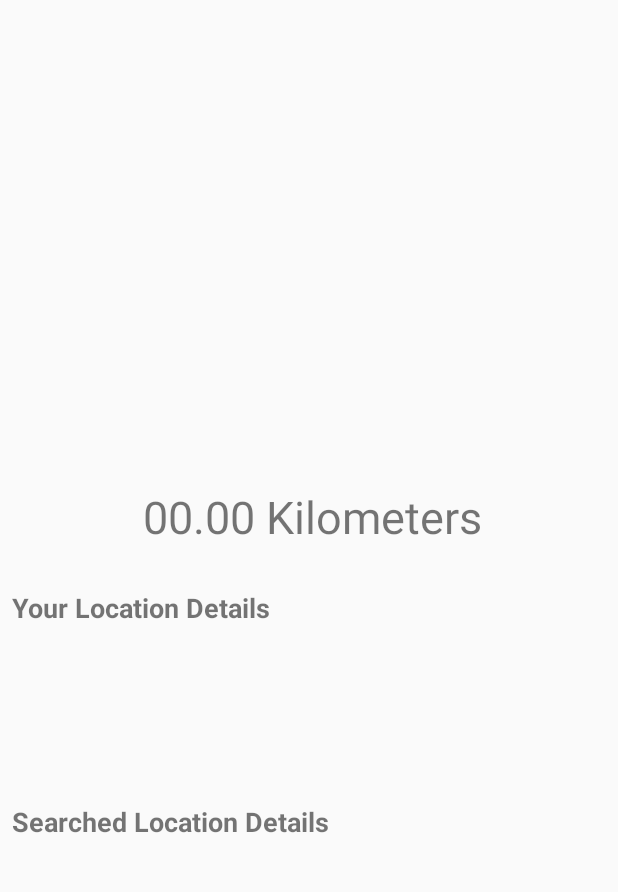
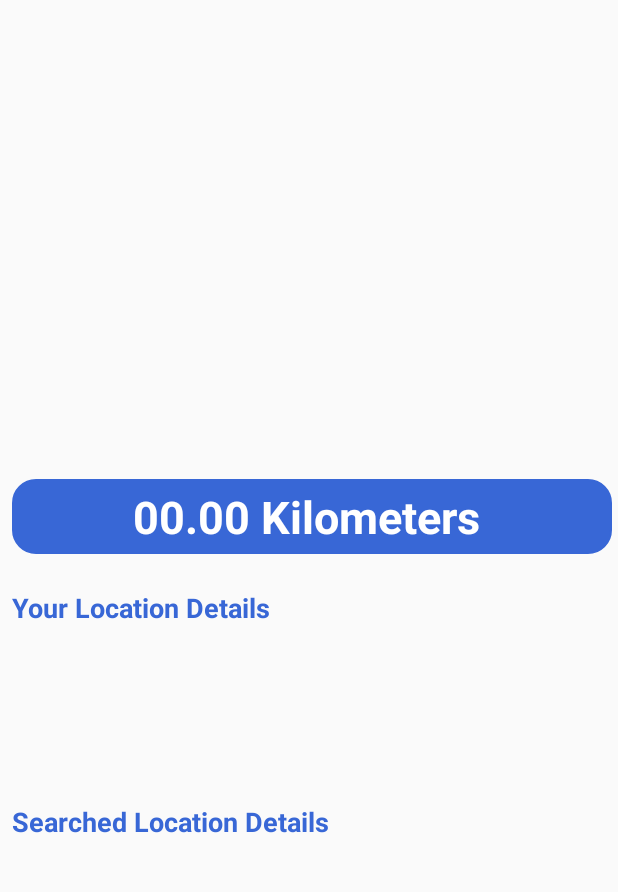
Before and after one commit to nidheeshmd/DistanceCalcEntfernungsrechner, an Android app: the screen it shows after launch (MainActivity), on a phone screen of 412 x 824 dp, the part 220-1112 px from its top. Run offline under Robolectric (Android 15) with nearby library versions, the phone set to English and light mode, and no system bars; 2 statements that could not run were skipped.

Commit message:
code and design optimization 2

```diff
--- a/app/src/main/java/com/example/distancecalc/MainActivity.java
+++ b/app/src/main/java/com/example/distancecalc/MainActivity.java
@@ -5,6 +5,7 @@ import android.app.AlertDialog;
 import android.app.Dialog;
 import android.content.Intent;
 import android.content.pm.PackageManager;
+import android.graphics.Color;
 import android.location.Address;
 import android.location.Geocoder;
 import android.location.Location;
@@ -86,8 +87,14 @@ public class MainActivity extends AppCompatActivity implements OnMapReadyCallbac
         mLocationClient = new FusedLocationProviderClient(this);
         mTxtCurLoc = findViewById(R.id.txtCurLoc);
         mTxtCurLoc.setText(Html.fromHtml("<strong>Your Location Details</strong>" ));
+        mTxtCurLoc.setTextColor(Color.parseColor("#3867d6"));
         mTxtSerLoc = findViewById(R.id.txtSerLoc);
         mTxtSerLoc.setText(Html.fromHtml("<strong>Searched Location Details</strong>" ));
+        mTxtSerLoc.setTextColor(Color.parseColor("#3867d6"));
+        mTxtDistance = findViewById(R.id.txtDistance);
+        mTxtDistance.setText(Html.fromHtml("<strong> 00.00 Kilometers </strong>"));
+        mTxtDistance.setTextColor(Color.parseColor("#ffffff"));
+
         mLocationCallback = new LocationCallback() {
             @Override
             public void onLocationResult(LocationResult locationResult) {
--- /dev/null
+++ b/app/src/main/res/drawable/textblock.xml
@@ -0,0 +1,7 @@
+<?xml version="1.0" encoding="utf-8"?>
+<shape xmlns:android="http://schemas.android.com/apk/res/android">
+    <corners android:radius="15dp"/>
+    <stroke android:width="1dp"
+        android:color="?attr/colorPrimary"/>
+    <solid android:color="?attr/colorPrimary"/>
+</shape>
--- a/app/src/main/res/layout/content_main.xml
+++ b/app/src/main/res/layout/content_main.xml
@@ -85,6 +85,7 @@
         android:layout_marginBottom="8dp"
         android:layout_marginRight="4dp"
         android:layout_marginLeft="8dp"
+        android:background="@drawable/textblock"
         android:gravity="center" />
 
     <TextView
@@ -105,6 +106,7 @@
         android:layout_marginBottom="8dp"
         android:layout_marginRight="4dp"
         android:layout_marginLeft="8dp"
+        android:gravity="start"
         />
 
         <TextView
```
